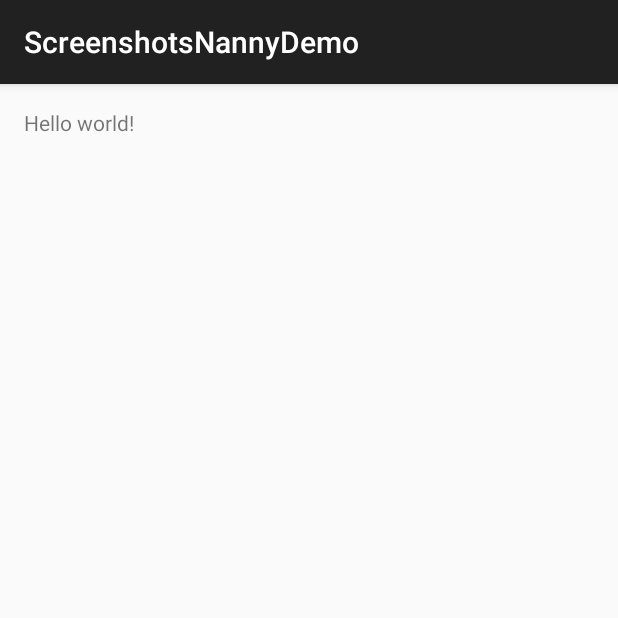
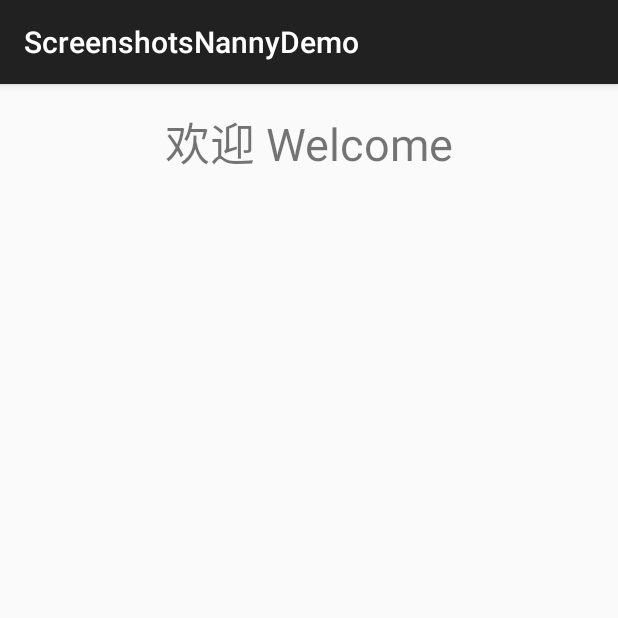
Before and after one commit to thyrlian/ScreenshotsNanny, an Android app: the screen it shows after launch (DemoActivity), on a phone screen of 412 x 824 dp, the top half of it. Run offline under Robolectric (Android 15) with nearby library versions, the phone set to English and light mode, and no system bars.

Commit message:
Change demo app's UI a bit

```diff
--- a/demo/src/main/res/layout/activity_demo.xml
+++ b/demo/src/main/res/layout/activity_demo.xml
@@ -9,8 +9,10 @@
     tools:context=".DemoActivity">
 
     <TextView
-        android:layout_width="wrap_content"
+        android:layout_width="match_parent"
         android:layout_height="wrap_content"
-        android:text="@string/hello_world" />
+        android:gravity="center_horizontal"
+        android:textSize="30dp"
+        android:text="@string/welcome" />
 
 </RelativeLayout>
--- a/demo/src/main/res/values/strings.xml
+++ b/demo/src/main/res/values/strings.xml
@@ -1,5 +1,5 @@
 <resources>
     <string name="app_name">ScreenshotsNannyDemo</string>
 
-    <string name="hello_world">Hello world!</string>
+    <string name="welcome">欢迎 Welcome</string>
 </resources>
```
